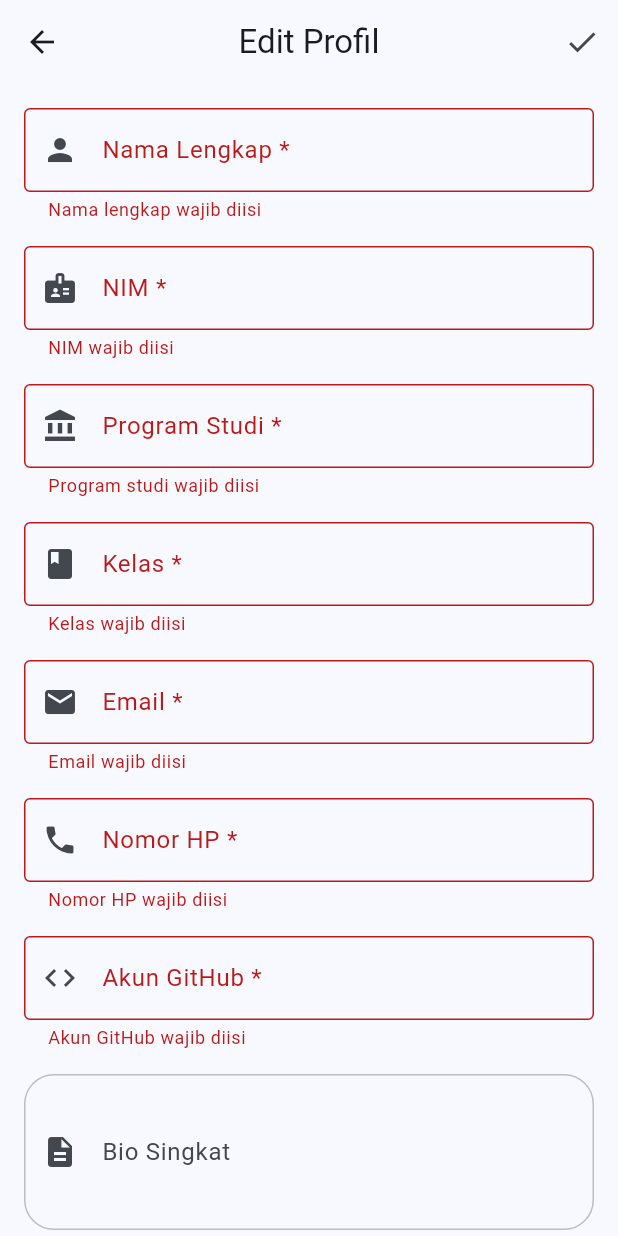
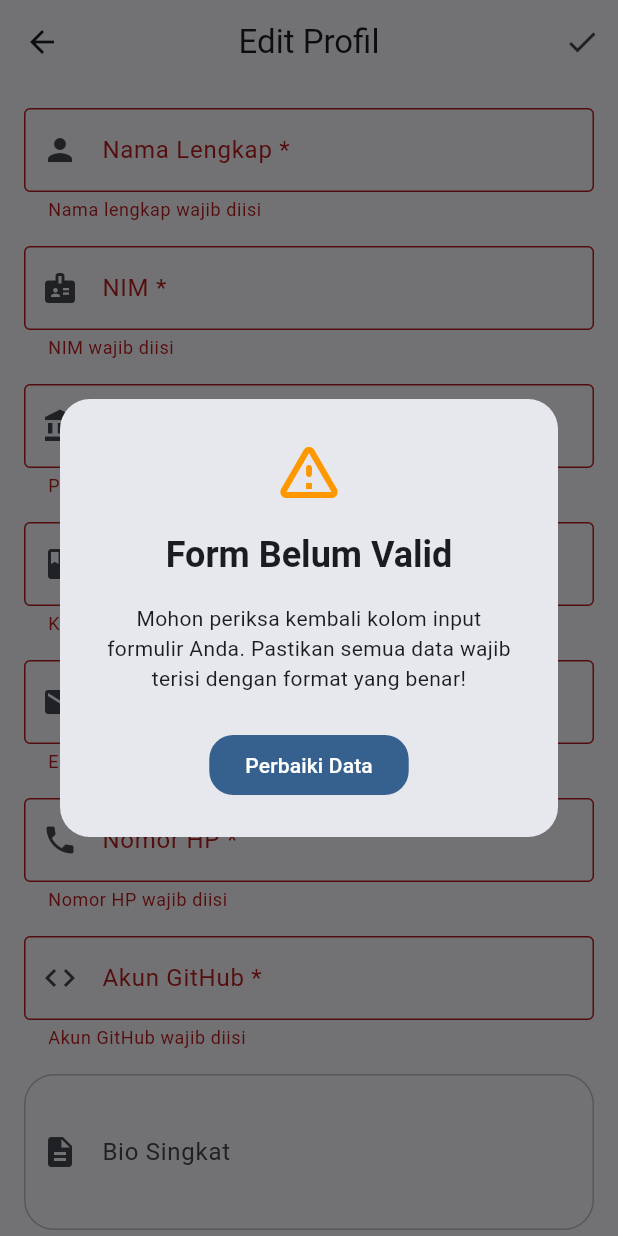
Before and after one commit to FikriBintangx/uts-pml-1122140142, a Flutter app: the EditProfilePage screen opened directly with empty values, after a tap on "Simpan Perubahan", on a phone screen of 412 x 824 dp. Run offline on Flutter 3.47's test engine with Material 3 defaults, Android fonts, the phone set to English and light mode, and no system bars.

Commit message:
feat: nambah validasi autentikasi login dan dialog error

```diff
--- a/soal2-profil-app/lib/screens/edit_profile_page.dart
+++ b/soal2-profil-app/lib/screens/edit_profile_page.dart
@@ -50,6 +50,35 @@ class _EditProfilePageState extends State<EditProfilePage> {
 
   void _simpanPerubahan() {
     if (!_formKey.currentState!.validate()) {
+      showDialog(
+        context: context,
+        builder: (ctx) => AlertDialog(
+          shape: RoundedRectangleBorder(
+            borderRadius: BorderRadius.circular(20),
+          ),
+          icon: const Icon(Icons.warning_amber_rounded, color: Colors.orange, size: 48),
+          title: const Text(
+            'Form Belum Valid',
+            style: TextStyle(fontWeight: FontWeight.bold),
+          ),
+          content: const Text(
+            'Mohon periksa kembali kolom input formulir Anda. Pastikan semua data wajib terisi dengan format yang benar!',
+            textAlign: TextAlign.center,
+          ),
+          actionsAlignment: MainAxisAlignment.center,
+          actions: [
+            FilledButton(
+              onPressed: () => Navigator.pop(ctx),
+              style: FilledButton.styleFrom(
+                shape: RoundedRectangleBorder(
+                  borderRadius: BorderRadius.circular(16),
+                ),
+              ),
+              child: const Text('Perbaiki Data'),
+            ),
+          ],
+        ),
+      );
       return;
     }
 
```
Also changed, not shown: soal2-profil-app/lib/screens/login_page.dart (+50 -3 lines).
